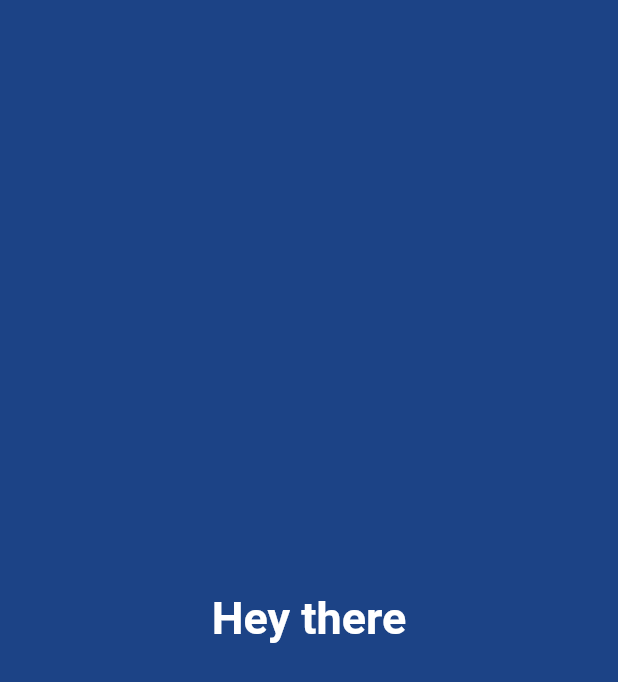
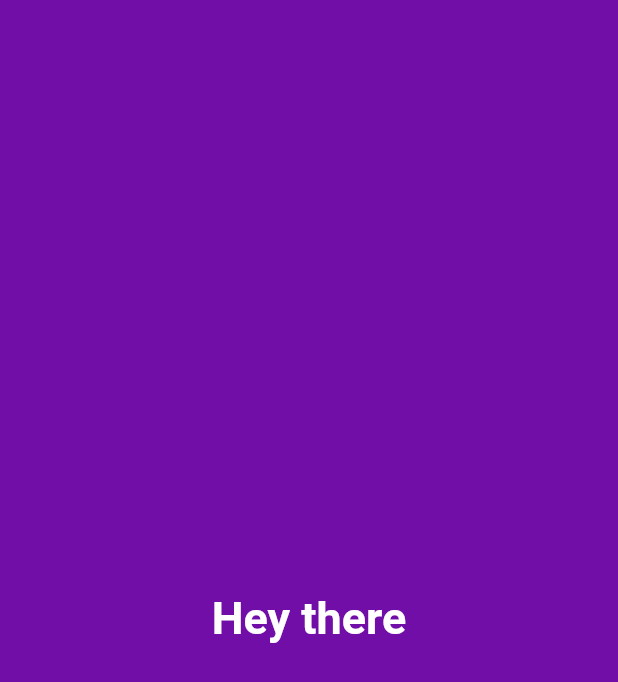
Before and after one commit to VitaliiSorokin/hey-there, a Flutter app: the screen it shows after launch, on a phone screen of 412 x 824 dp. Shown: the top 682 px of the screen. Run offline on Flutter 3.47's test engine with Material 2 defaults, Android fonts, the phone set to English and light mode, and no system bars; our stand-ins replace google_fonts.

Commit message:
updated random color generation

```diff
--- a/lib/home_page.dart
+++ b/lib/home_page.dart
@@ -66,7 +66,6 @@ class _MyHomePageState extends State<MyHomePage>
   }
 
   static Color _getRandomColor() {
-    return Color((math.Random().nextDouble() * 0xFFFFFF).toInt())
-        .withOpacity(1.0);
+    return Color(math.Random().nextInt(0xFFFFFF)).withOpacity(1.0);
   }
 }
```
